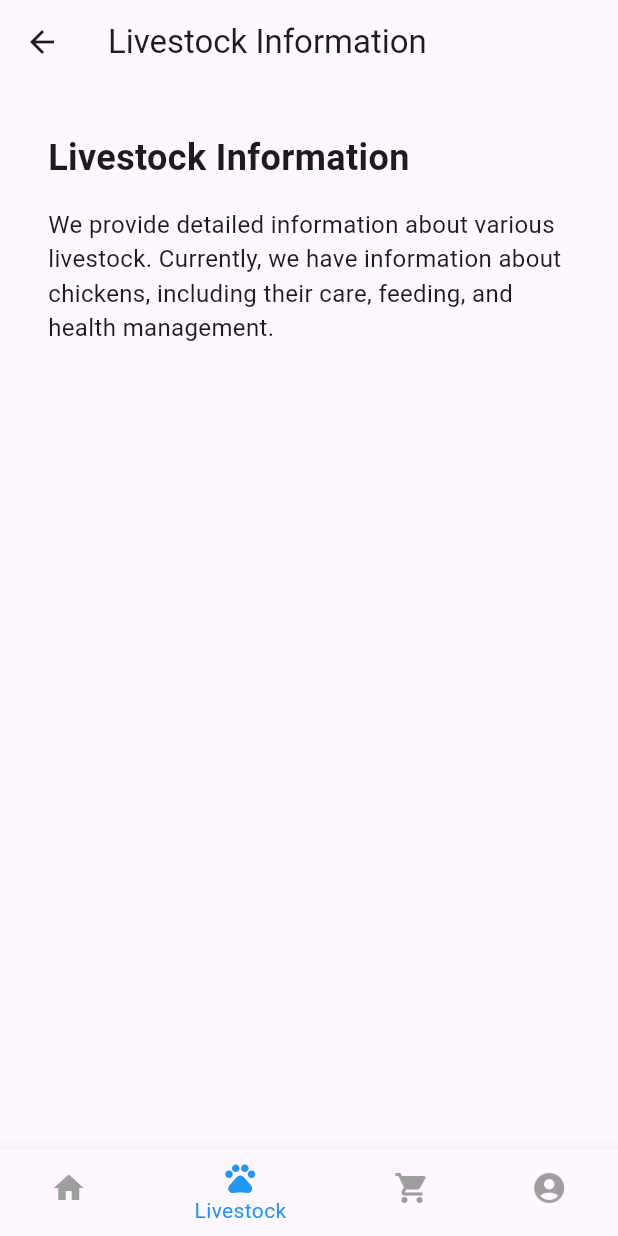
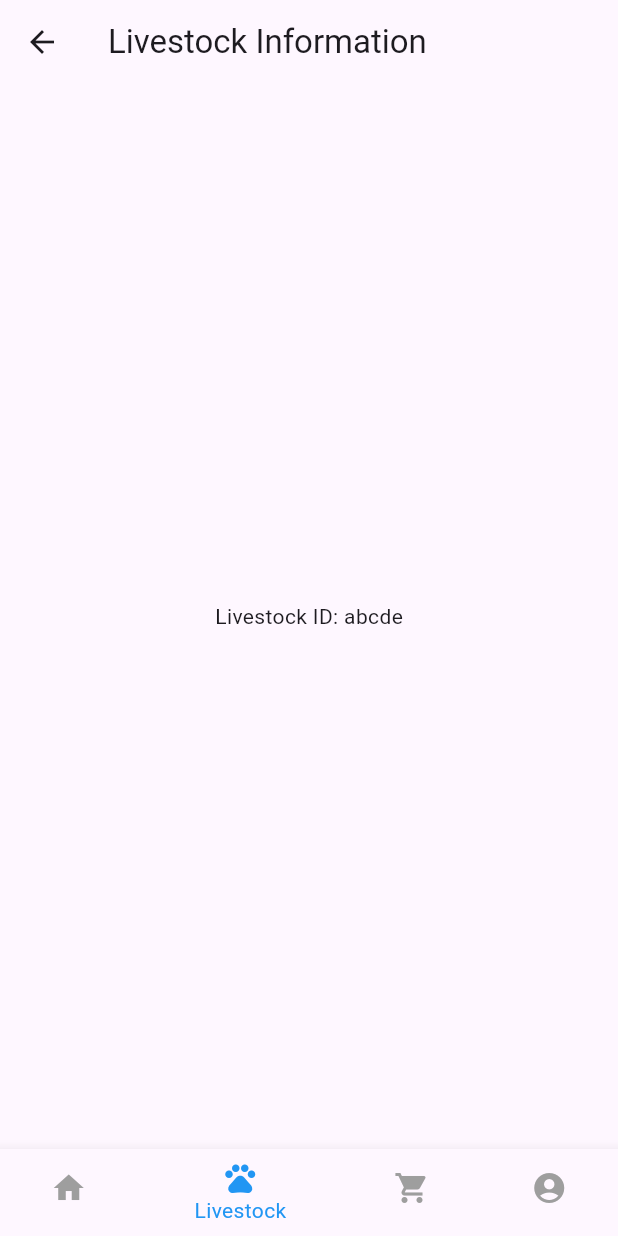
Before and after one commit to Jazo00/mobile_app_ar, a Flutter app: the HomePage screen opened by its route, item 2 of the bottom bar chosen, on a phone screen of 412 x 824 dp. Run offline on Flutter 3.47's test engine with Material 3 defaults, Android fonts, the phone set to English and light mode, and no system bars; our stand-ins replace google_fonts.

Commit message:
created new files: livestock_info marketplace user_profile_page
modified home_page a bit

```diff
--- a/mobile_app_ar/lib/home_page.dart
+++ b/mobile_app_ar/lib/home_page.dart
@@ -1,4 +1,9 @@
+// File: home_page.dart
+
 import 'package:flutter/material.dart';
+import 'livestock_info.dart'; // Import your livestock_info.dart file
+import 'marketplace.dart'; // Import your marketplace.dart file
+import 'user_profile_page.dart'; // Import your user_profile_page.dart file
 import 'login_and_signup_page.dart'; // Import your login and signup page file
 
 class HomePage extends StatefulWidget {
@@ -9,6 +14,8 @@ class HomePage extends StatefulWidget {
 class _HomePageState extends State<HomePage> {
   int _selectedIndex = 0;
   bool _isLoggedIn = false;
+  String userId = '12345'; // Example user ID
+  String livestockId = 'abcde'; // Example livestock ID
 
   static const List<String> _titles = <String>[
     'Home',
@@ -18,16 +25,13 @@ class _HomePageState extends State<HomePage> {
   ];
 
   void _onItemTapped(int index) {
-    if (index == 2 || index == 3) {
-      // Marketplace and Account require login
-      if (!_isLoggedIn) {
-        _showLoginPrompt();
-        return;
-      }
+    if ((index == 2 || index == 3) && !_isLoggedIn) {
+      _showLoginPrompt();
+    } else {
+      setState(() {
+        _selectedIndex = index;
+      });
     }
-    setState(() {
-      _selectedIndex = index;
-    });
   }
 
   void _showLoginPrompt() {
@@ -42,10 +46,9 @@ class _HomePageState extends State<HomePage> {
               child: Text('Login'),
               onPressed: () {
                 Navigator.of(context).pop();
-                // Navigate to login_and_signup_page.dart
                 Navigator.push(
                   context,
-                  MaterialPageRoute(builder: (context) => LoginAndSignupPage()), // Navigate to your login and signup page
+                  MaterialPageRoute(builder: (context) => LoginAndSignupPage()),
                 );
               },
             ),
@@ -61,140 +64,30 @@ class _HomePageState extends State<HomePage> {
     );
   }
 
-  Widget _buildHomeContent() {
-    return Padding(
-      padding: const EdgeInsets.all(16.0),
-      child: Column(
-        crossAxisAlignment: CrossAxisAlignment.start,
-        children: [
-          const Text(
-            'Welcome to Agri-Lenz',
-            style: TextStyle(fontSize: 24, fontWeight: FontWeight.bold),
-          ),
-          const SizedBox(height: 16),
-          const Text(
-            'Our system provides valuable insights to augment agriculture. Our purpose is to assist farmers and agricultural businesses with data-driven solutions.',
-            style: TextStyle(fontSize: 16),
-          ),
-          const SizedBox(height: 24),
-          Center(
-            child: ElevatedButton(
-              onPressed: () => _onItemTapped(2),
-              child: const Text('View Marketplace'),
-            ),
-          ),
-        ],
-      ),
-    );
-  }
-
-  Widget _buildLivestockInformation() {
-    return Padding(
-      padding: const EdgeInsets.all(16.0),
-      child: Column(
-        crossAxisAlignment: CrossAxisAlignment.start,
-        children: [
-          const Text(
-            'Livestock Information',
-            style: TextStyle(fontSize: 24, fontWeight: FontWeight.bold),
-          ),
-          const SizedBox(height: 16),
-          const Text(
-            'We provide detailed information about various livestock. Currently, we have information about chickens, including their care, feeding, and health management.',
-            style: TextStyle(fontSize: 16),
-          ),
-        ],
-      ),
-    );
-  }
-
-  Widget _buildLoginScreen() {
-    return Center(
-      child: Column(
-        mainAxisAlignment: MainAxisAlignment.center,
-        children: <Widget>[
-          Text(
-            'Login to Continue',
-            style: TextStyle(fontSize: 24),
-          ),
-          SizedBox(height: 20),
-          ElevatedButton(
-            onPressed: () {
-              // Navigate to actual login screen
-              Navigator.push(
-                context,
-                MaterialPageRoute(builder: (context) => LoginAndSignupPage()), // Navigate to your login and signup page
-              );
-            },
-            child: Text('Login'),
-          ),
-        ],
-      ),
-    );
-  }
-
-  Widget _buildMarketplace() {
-    return Center(
-      child: Text(
-        'Marketplace',
-        style: TextStyle(fontSize: 24),
-      ),
-    );
-  }
-
-  Widget _buildAccountDetails() {
-    return Center(
-      child: Column(
-        mainAxisAlignment: MainAxisAlignment.center,
-        children: <Widget>[
-          Text(
-            'Account Details',
-            style: TextStyle(fontSize: 24),
-          ),
-          SizedBox(height: 20),
-          Text(
-            'User: John Doe',
-            style: TextStyle(fontSize: 18),
-          ),
-          Text(
-            'Email: johndoe@example.com',
-            style: TextStyle(fontSize: 18),
-          ),
-          SizedBox(height: 20),
-          ElevatedButton(
-            onPressed: () {
-              // Handle logout
-              setState(() {
-                _isLoggedIn = false;
-                _selectedIndex = 0;
-              });
-            },
-            child: Text('Logout'),
-          ),
-        ],
-      ),
-    );
+  Widget _getPage(int index) {
+    switch (index) {
+      case 0:
+        return HomePageContent(onViewMarketplace: () => _onItemTapped(2));
+      case 1:
+        return LivestockInfoPage(livestockId: livestockId);
+      case 2:
+        return MarketplacePage();
+      case 3:
+        return UserProfilePage(userId: userId);
+      default:
+        return HomePageContent(onViewMarketplace: () => _onItemTapped(2));
+    }
   }
 
   @override
   Widget build(BuildContext context) {
-    List<Widget> _widgetOptions = <Widget>[
-      _buildHomeContent(),
-      _buildLivestockInformation(),
-      _isLoggedIn ? _buildMarketplace() : _buildLoginScreen(),
-      _isLoggedIn ? _buildAccountDetails() : _buildLoginScreen(),
-    ];
-
     return Scaffold(
       appBar: AppBar(
         title: Text(_titles[_selectedIndex]),
       ),
-      body: SingleChildScrollView(
-        padding: EdgeInsets.all(16.0),
-        child: Center(
-          child: _widgetOptions.elementAt(_selectedIndex),
-        ),
-      ),
+      body: _isLoggedIn || _selectedIndex == 0 || _selectedIndex == 1
+          ? _getPage(_selectedIndex)
+          : _buildLoginScreen(),
       bottomNavigationBar: BottomNavigationBar(
         items: const <BottomNavigationBarItem>[
           BottomNavigationBarItem(
@@ -221,6 +114,64 @@ class _HomePageState extends State<HomePage> {
       ),
     );
   }
+
+  Widget _buildLoginScreen() {
+    return Center(
+      child: Column(
+        mainAxisAlignment: MainAxisAlignment.center,
+        children: <Widget>[
+          Text(
+            'Login to Continue',
+            style: TextStyle(fontSize: 24),
+          ),
+          SizedBox(height: 20),
+          ElevatedButton(
+            onPressed: () {
+              Navigator.push(
+                context,
+                MaterialPageRoute(builder: (context) => LoginAndSignupPage()),
+              );
+            },
+            child: Text('Login'),
+          ),
+        ],
+      ),
+    );
+  }
+}
+
+class HomePageContent extends StatelessWidget {
+  final VoidCallback onViewMarketplace;
+
+  HomePageContent({required this.onViewMarketplace});
+
+  @override
+  Widget build(BuildContext context) {
+    return Padding(
+      padding: const EdgeInsets.all(16.0),
+      child: Column(
+        crossAxisAlignment: CrossAxisAlignment.start,
+        children: [
+          const Text(
+            'Welcome to Agri-Lenz',
+            style: TextStyle(fontSize: 24, fontWeight: FontWeight.bold),
+          ),
+          const SizedBox(height: 16),
+          const Text(
+            'Our system provides valuable insights to augment agriculture. Our purpose is to assist farmers and agricultural businesses with data-driven solutions.',
+            style: TextStyle(fontSize: 16),
+          ),
+          const SizedBox(height: 24),
+          Center(
+            child: ElevatedButton(
+              onPressed: onViewMarketplace,
+              child: const Text('View Marketplace'),
+            ),
+          ),
+        ],
+      ),
+    );
+  }
 }
 
 void main() {
--- /dev/null
+++ b/mobile_app_ar/lib/livestock_info.dart
@@ -0,0 +1,16 @@
+// File: livestock_info.dart
+
+import 'package:flutter/material.dart';
+
+class LivestockInfoPage extends StatelessWidget {
+  final String livestockId;
+
+  LivestockInfoPage({required this.livestockId});
+
+  @override
+  Widget build(BuildContext context) {
+    return Center(
+      child: Text('Livestock ID: $livestockId'),
+    );
+  }
+}
```
Also changed, not shown: mobile_app_ar/lib/marketplace.dart (added, +12 -0 lines), mobile_app_ar/lib/user_profile_page.dart (added, +16 -0 lines).
